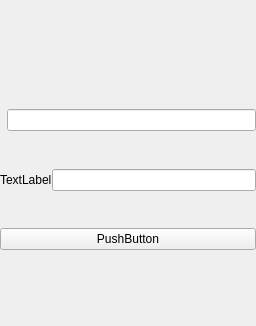
aloneisbestes/chatsoftware, file MMClient/MelodicMessages/src/MMUiModule/MMLoginUI/mmaccountlogin.ui: the form before one commit.
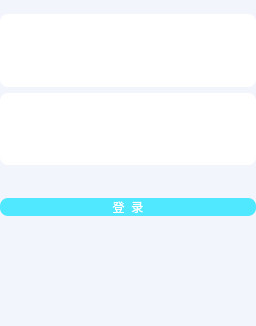
The form after the commit.

```diff
--- a/MMClient/MelodicMessages/src/MMUiModule/MMLoginUI/mmaccountlogin.ui
+++ b/MMClient/MelodicMessages/src/MMUiModule/MMLoginUI/mmaccountlogin.ui
@@ -13,7 +13,13 @@
   <property name="windowTitle">
    <string>Form</string>
   </property>
-  <layout class="QGridLayout" name="gridLayout" rowstretch="2,5">
+  <property name="styleSheet">
+   <string notr="true">QWidget#MMAccountLogin
+{
+	background-color: #F2F5FC;
+}</string>
+  </property>
+  <layout class="QGridLayout" name="gridLayout">
    <property name="leftMargin">
     <number>0</number>
    </property>
@@ -30,6 +36,11 @@
     <number>0</number>
    </property>
    <item row="0" column="0">
+    <layout class="QVBoxLayout" name="verticalLayout_7">
+     <property name="bottomMargin">
+      <number>0</number>
+     </property>
+     <item>
     <widget class="QWidget" name="widget" native="true">
      <layout class="QVBoxLayout" name="verticalLayout">
       <property name="leftMargin">
@@ -58,9 +69,9 @@
      </layout>
     </widget>
    </item>
-   <item row="1" column="0">
+     <item>
     <widget class="QWidget" name="widget_2" native="true">
-     <layout class="QVBoxLayout" name="verticalLayout_3">
+       <layout class="QVBoxLayout" name="verticalLayout_3" stretch="3,1">
       <property name="leftMargin">
        <number>0</number>
       </property>
@@ -77,6 +88,13 @@
        <layout class="QVBoxLayout" name="verticalLayout_2">
         <item>
          <widget class="QWidget" name="widget_4" native="true">
+            <property name="styleSheet">
+             <string notr="true">QWidget#widget_4
+{
+	background-color: #FFFFFF;
+	border-radius: 8px;
+}</string>
+            </property>
           <layout class="QVBoxLayout" name="verticalLayout_5">
            <property name="spacing">
             <number>0</number>
@@ -106,7 +124,14 @@
               </widget>
              </item>
              <item>
-              <widget class="QLineEdit" name="edit_account"/>
+                <widget class="QLineEdit" name="edit_account">
+                 <property name="styleSheet">
+                  <string notr="true">QLineEdit#edit_account
+{
+	border: none;
+}</string>
+                 </property>
+                </widget>
              </item>
             </layout>
            </item>
@@ -115,6 +140,13 @@
         </item>
         <item>
          <widget class="QWidget" name="widget_6" native="true">
+            <property name="styleSheet">
+             <string notr="true">QWidget#widget_6
+{
+	background-color: #FFFFFF;
+	border-radius: 8px;
+}</string>
+            </property>
           <layout class="QVBoxLayout" name="verticalLayout_6">
            <property name="leftMargin">
             <number>0</number>
@@ -136,12 +168,22 @@
              <item>
               <widget class="QLabel" name="label_password_icon">
                <property name="text">
-                <string>TextLabel</string>
+                  <string/>
                </property>
               </widget>
              </item>
              <item>
-              <widget class="QLineEdit" name="edit_password"/>
+                <widget class="QLineEdit" name="edit_password">
+                 <property name="styleSheet">
+                  <string notr="true">QLineEdit#edit_password
+{
+	border: none;
+}</string>
+                 </property>
+                 <property name="echoMode">
+                  <enum>QLineEdit::Password</enum>
+                 </property>
+                </widget>
              </item>
             </layout>
            </item>
@@ -165,10 +207,32 @@
            </property>
            <item>
             <layout class="QHBoxLayout" name="horizontalLayout_2">
+               <property name="spacing">
+                <number>0</number>
+               </property>
              <item>
-              <widget class="QPushButton" name="pushButton">
+                <widget class="QPushButton" name="btn_login">
+                 <property name="styleSheet">
+                  <string notr="true">QPushButton
+{
+	border: none;
+	color: #FFFFFF;
+	background-color: #4FE8FF;
+	border-radius: 8px;
+}
+
+QPushButton::hover
+{
+	background-color: #96EFFF;
+}
+
+QPushButton::pressed
+{
+	background-color: #949698;
+}</string>
+                 </property>
                <property name="text">
-                <string>PushButton</string>
+                  <string>登  录</string>
                </property>
               </widget>
              </item>
@@ -177,6 +241,10 @@
           </layout>
          </widget>
         </item>
+         </layout>
+        </item>
+        <item>
+         <layout class="QHBoxLayout" name="horizontalLayout_5">
         <item>
          <widget class="QWidget" name="widget_3" native="true"/>
         </item>
@@ -184,6 +252,8 @@
       </item>
      </layout>
     </widget>
+     </item>
+    </layout>
    </item>
   </layout>
  </widget>
```
Lines whose indentation alone changed are shown as unchanged.
